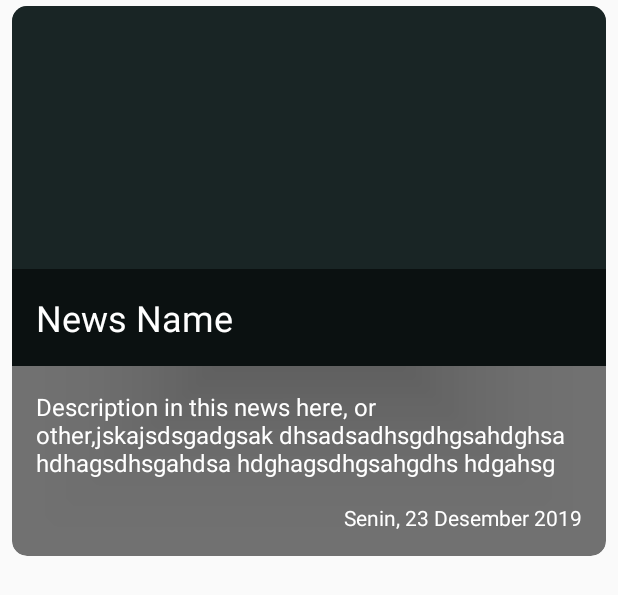
After one commit to aguzri10/secondid, an Android app: the layout headline_item.xml on its own in the app's theme, with its tools: preview values and no code run, on a phone screen of 412 x 824 dp. The commit adds this screen. Shown: the top 595 px of the screen. Run offline under Robolectric (Android 15) with nearby library versions, the phone set to English and light mode, and no system bars.

```diff
--- a/app/build.gradle
+++ b/app/build.gradle
@@ -16,6 +16,10 @@ android {
             minifyEnabled false
             proguardFiles getDefaultProguardFile('proguard-android-optimize.txt'), 'proguard-rules.pro'
         }
+    }
+    compileOptions {
+        sourceCompatibility = '1.8'
+        targetCompatibility = '1.8'
     }
 }
 
--- /dev/null
+++ b/app/src/main/res/layout/headline_item.xml
@@ -0,0 +1,67 @@
+<?xml version="1.0" encoding="utf-8"?>
+<android.support.v7.widget.CardView xmlns:android="http://schemas.android.com/apk/res/android"
+    xmlns:app="http://schemas.android.com/apk/res-auto"
+    android:layout_width="match_parent"
+    android:layout_height="wrap_content"
+    android:layout_marginLeft="8dp"
+    android:layout_marginTop="4dp"
+    android:layout_marginRight="8dp"
+    android:id="@+id/card_view"
+    android:layout_marginBottom="4dp"
+    app:cardBackgroundColor="@color/colorBlackTransparant"
+    app:cardCornerRadius="10dp">
+
+    <RelativeLayout
+        android:layout_width="match_parent"
+        android:layout_height="wrap_content">
+
+        <ImageView
+            android:id="@+id/iv_image"
+            android:layout_width="match_parent"
+            android:layout_height="240dp"
+            android:background="@color/colorDarkGrey"
+            android:scaleType="centerCrop" />
+
+        <LinearLayout
+            android:layout_width="match_parent"
+            android:layout_height="wrap_content"
+            android:layout_alignBottom="@id/iv_image"
+            android:background="@color/colorBlackTransparant"
+            android:orientation="vertical">
+
+            <TextView
+                android:id="@+id/tv_title"
+                android:layout_width="match_parent"
+                android:layout_height="wrap_content"
+                android:layout_margin="16dp"
+                android:text="News Name"
+                android:textColor="#ffffff"
+                android:textSize="24sp" />
+        </LinearLayout>
+
+        <TextView
+            android:id="@+id/tv_desc"
+            android:layout_width="match_parent"
+            android:layout_height="wrap_content"
+            android:layout_below="@id/iv_image"
+            android:layout_margin="16dp"
+            android:maxLength="120"
+            android:text="Description in this news here, or other,jskajsdsgadgsak dhsadsadhsgdhgsahdghsa hdhagsdhsgahdsa hdghagsdhgsahgdhs hdgahsgdhsgahdgsah hdgahgdhsgah dasds"
+            android:textColor="#ffffff"
+            android:textSize="16sp" />
+
+        <TextView
+            android:id="@+id/tv_published"
+            android:layout_width="wrap_content"
+            android:layout_height="wrap_content"
+            android:layout_below="@id/tv_desc"
+            android:layout_alignParentRight="true"
+            android:layout_marginLeft="16dp"
+            android:layout_marginRight="16dp"
+            android:layout_marginBottom="16dp"
+            android:text="Senin, 23 Desember 2019"
+            android:textColor="#ffffff"
+            android:textSize="14sp" />
+    </RelativeLayout>
+
+</android.support.v7.widget.CardView>
--- a/app/src/main/res/values/colors.xml
+++ b/app/src/main/res/values/colors.xml
@@ -4,5 +4,7 @@
     <color name="colorPrimaryDark">#00574B</color>
     <color name="colorAccent">#D81B60</color>
 
+    <color name="colorBlackTransparant">#8B000000</color>
+    <color name="colorDarkStateGrey">#2F4F4F</color>
     <color name="colorDarkGrey">#192525</color>
 </resources>
--- a/app/src/main/res/values/styles.xml
+++ b/app/src/main/res/values/styles.xml
@@ -8,4 +8,11 @@
         <item name="colorAccent">@color/colorAccent</item>
     </style>
 
+    <style name="OtherTheme" parent="Theme.AppCompat.Light.NoActionBar">
+        <!-- Customize your theme here. -->
+        <item name="colorPrimary">@color/colorDarkGrey</item>
+        <item name="colorPrimaryDark">@color/colorDarkGrey</item>
+        <item name="colorAccent">@color/colorAccent</item>
+    </style>
+
 </resources>
```
Also changed, not shown: app/src/main/AndroidManifest.xml (+11 -3 lines), app/src/main/java/io/github/aguzri10/second/MainActivity.java (deleted, +0 -13 lines), app/src/main/java/io/github/aguzri10/second/activity/MainActivity.java (added, +78 -0 lines), app/src/main/java/io/github/aguzri10/second/adapter/HeadlineAdapter.java (added, +83 -0 lines), app/src/main/java/io/github/aguzri10/second/model/Articles.java (added, +105 -0 lines), app/src/main/java/io/github/aguzri10/second/model/ResponseModel.java (added, +45 -0 lines), app/src/main/java/io/github/aguzri10/second/model/Source.java (added, +36 -0 lines), app/src/main/java/io/github/aguzri10/second/module/ApiModule.java (added, +16 -0 lines), app/src/main/java/io/github/aguzri10/second/module/AppModule.java (added, +19 -0 lines), app/src/main/java/io/github/aguzri10/second/presenter/HeadlinePresenter.java (added, +44 -0 lines), app/src/main/java/io/github/aguzri10/second/view/HeadlineView.java (added, +13 -0 lines), app/src/main/res/layout/activity_main.xml (+15 -11 lines), app/src/main/res/layout/activity_splash.xml (added, +37 -0 lines), app/src/main/res/drawable-xhdpi/example.jpg (added), 1 more files.
